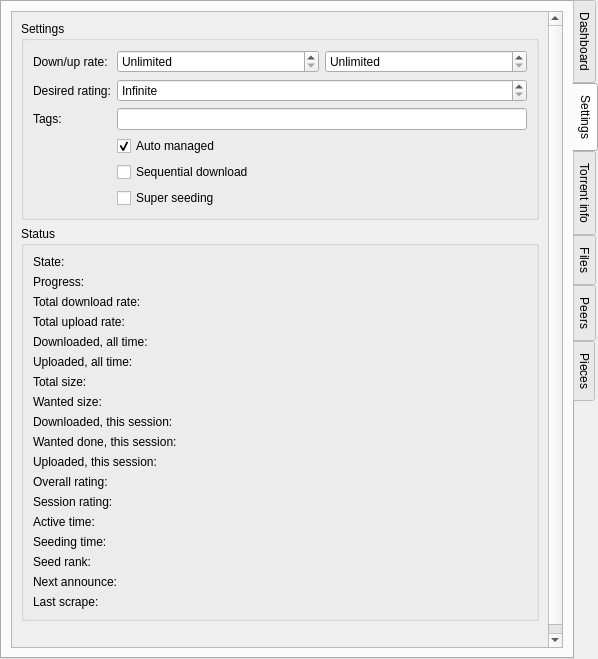
Old version of the form src/plugins/torrent/tabwidget.ui in the repository 0xd34df00d/leechcraft.
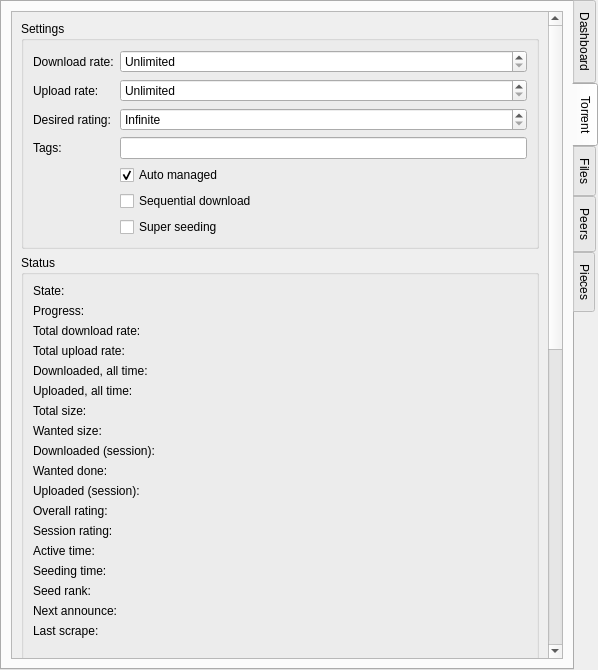
New version of the form. The open tabs and pages were chosen to show the change. Custom widgets are drawn as their Qt base class.

Commit message: + BitTorrent: Per-tracker stats.

Diff of the .ui file:
```diff
--- a/src/plugins/torrent/tabwidget.ui
+++ b/src/plugins/torrent/tabwidget.ui
@@ -7,12 +7,12 @@
     <x>0</x>
     <y>0</y>
     <width>598</width>
-    <height>659</height>
+    <height>670</height>
    </rect>
   </property>
   <property name="sizePolicy" >
    <sizepolicy vsizetype="Expanding" hsizetype="Minimum" >
-    <horstretch>0</horstretch>
+    <horstretch>2</horstretch>
     <verstretch>0</verstretch>
    </sizepolicy>
   </property>
@@ -683,7 +683,7 @@
   </widget>
   <widget class="QWidget" name="TorrentControlTab_" >
    <attribute name="title" >
-    <string>Settings</string>
+    <string>Torrent</string>
    </attribute>
    <layout class="QVBoxLayout" name="verticalLayout_2" >
     <item>
@@ -697,10 +697,10 @@
          <x>0</x>
          <y>0</y>
          <width>530</width>
-         <height>777</height>
+         <height>1487</height>
         </rect>
        </property>
-       <layout class="QVBoxLayout" name="verticalLayout_3" >
+       <layout class="QVBoxLayout" name="verticalLayout" >
         <item>
          <widget class="QGroupBox" name="groupBox_2" >
           <property name="title" >
@@ -713,13 +713,11 @@
            <item row="0" column="0" >
             <widget class="QLabel" name="label_34" >
              <property name="text" >
-              <string>Down/up rate:</string>
+              <string>Download rate:</string>
              </property>
             </widget>
            </item>
            <item row="0" column="1" >
-            <layout class="QHBoxLayout" name="horizontalLayout_6" >
-             <item>
               <widget class="QSpinBox" name="TorrentDownloadRateController_" >
                <property name="specialValueText" >
                 <string>Unlimited</string>
@@ -741,7 +739,14 @@
                </property>
               </widget>
              </item>
-             <item>
+           <item row="1" column="0" >
+            <widget class="QLabel" name="label_65" >
+             <property name="text" >
+              <string>Upload rate:</string>
+             </property>
+            </widget>
+           </item>
+           <item row="1" column="1" >
               <widget class="QSpinBox" name="TorrentUploadRateController_" >
                <property name="specialValueText" >
                 <string>Unlimited</string>
@@ -760,16 +765,14 @@
                </property>
               </widget>
              </item>
-            </layout>
-           </item>
-           <item row="1" column="0" >
+           <item row="2" column="0" >
             <widget class="QLabel" name="label_36" >
              <property name="text" >
               <string>Desired rating:</string>
              </property>
             </widget>
            </item>
-           <item row="1" column="1" >
+           <item row="2" column="1" >
             <widget class="QDoubleSpinBox" name="TorrentDesiredRating_" >
              <property name="specialValueText" >
               <string>Infinite</string>
@@ -779,17 +782,31 @@
              </property>
             </widget>
            </item>
-           <item row="2" column="0" >
+           <item row="3" column="0" >
             <widget class="QLabel" name="label_44" >
              <property name="text" >
               <string>Tags:</string>
              </property>
             </widget>
            </item>
-           <item row="2" column="1" >
+           <item row="3" column="1" >
             <widget class="LeechCraft::Util::TagsLineEdit" name="TorrentTags_" />
            </item>
-           <item row="3" column="1" >
+           <item row="6" column="1" >
+            <widget class="QCheckBox" name="TorrentSuperSeeding_" >
+             <property name="text" >
+              <string>Super seeding</string>
+             </property>
+            </widget>
+           </item>
+           <item row="5" column="1" >
+            <widget class="QCheckBox" name="TorrentSequentialDownload_" >
+             <property name="text" >
+              <string>Sequential download</string>
+             </property>
+            </widget>
+           </item>
+           <item row="4" column="1" >
             <widget class="QCheckBox" name="TorrentManaged_" >
              <property name="text" >
               <string>Auto managed</string>
@@ -799,20 +816,6 @@
              </property>
             </widget>
            </item>
-           <item row="4" column="1" >
-            <widget class="QCheckBox" name="TorrentSequentialDownload_" >
-             <property name="text" >
-              <string>Sequential download</string>
-             </property>
-            </widget>
-           </item>
-           <item row="5" column="1" >
-            <widget class="QCheckBox" name="TorrentSuperSeeding_" >
-             <property name="text" >
-              <string>Super seeding</string>
-             </property>
-            </widget>
-           </item>
           </layout>
          </widget>
         </item>
@@ -937,7 +940,7 @@
            <item row="8" column="0" >
             <widget class="QLabel" name="label_12" >
              <property name="text" >
-              <string>Downloaded, this session:</string>
+              <string>Downloaded (session):</string>
              </property>
             </widget>
            </item>
@@ -951,7 +954,7 @@
            <item row="9" column="0" >
             <widget class="QLabel" name="label_64" >
              <property name="text" >
-              <string>Wanted done, this session:</string>
+              <string>Wanted done:</string>
              </property>
             </widget>
            </item>
@@ -965,7 +968,7 @@
            <item row="10" column="0" >
             <widget class="QLabel" name="label_39" >
              <property name="text" >
-              <string>Uploaded, this session:</string>
+              <string>Uploaded (session):</string>
              </property>
             </widget>
            </item>
@@ -1074,10 +1077,7 @@
              </property>
             </widget>
            </item>
-          </layout>
-         </widget>
-        </item>
-        <item>
+           <item row="18" column="0" >
          <widget class="PiecesWidget" native="1" name="PiecesWidget_" >
           <property name="minimumSize" >
            <size>
@@ -1090,55 +1090,9 @@
           </property>
          </widget>
         </item>
-        <item>
-         <spacer name="verticalSpacer_3" >
-          <property name="orientation" >
-           <enum>Qt::Vertical</enum>
-          </property>
-          <property name="sizeHint" stdset="0" >
-           <size>
-            <width>20</width>
-            <height>315</height>
-           </size>
-          </property>
-         </spacer>
-        </item>
-       </layout>
-       <zorder>groupBox_2</zorder>
-       <zorder>groupBox_7</zorder>
-       <zorder>verticalSpacer_3</zorder>
-       <zorder>PiecesWidget_</zorder>
-      </widget>
-     </widget>
-    </item>
-   </layout>
-  </widget>
-  <widget class="QWidget" name="TorrentStatus_" >
-   <attribute name="title" >
-    <string>Torrent info</string>
-   </attribute>
-   <layout class="QVBoxLayout" name="verticalLayout" >
-    <item>
-     <widget class="QScrollArea" name="scrollArea_3" >
-      <property name="minimumSize" >
-       <size>
-        <width>0</width>
-        <height>400</height>
-       </size>
-      </property>
-      <property name="widgetResizable" >
-       <bool>true</bool>
-      </property>
-      <widget class="QWidget" name="scrollAreaWidgetContents" >
-       <property name="geometry" >
-        <rect>
-         <x>0</x>
-         <y>0</y>
-         <width>530</width>
-         <height>710</height>
-        </rect>
-       </property>
-       <layout class="QVBoxLayout" name="verticalLayout_7" >
+          </layout>
+         </widget>
+        </item>
         <item>
          <widget class="QGroupBox" name="groupBox_6" >
           <property name="title" >
```
Left out of the diff: 105 changed lines with no effect on the pictures. Lines whose indentation alone changed are shown as unchanged. The commit also changes 6 other files.
